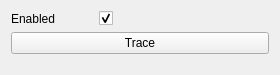
Before: the Qt Designer form include/ui/plugins/volume_rendering_toolbox.ui in VRGroupRWTH/pli_view, drawn with Qt 5.
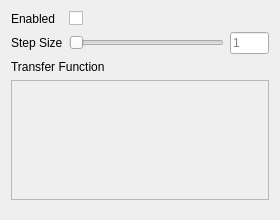
After: the same form once the commit is applied.

```diff
--- a/include/ui/plugins/volume_rendering_toolbox.ui
+++ b/include/ui/plugins/volume_rendering_toolbox.ui
@@ -7,7 +7,7 @@
     <x>0</x>
     <y>0</y>
     <width>280</width>
-    <height>75</height>
+    <height>220</height>
    </rect>
   </property>
   <property name="windowTitle">
@@ -21,7 +21,127 @@
      </property>
     </widget>
    </item>
+   <item row="0" column="1">
+    <widget class="QCheckBox" name="checkbox_enabled">
+     <property name="enabled">
+      <bool>true</bool>
+     </property>
+     <property name="sizePolicy">
+      <sizepolicy hsizetype="Preferred" vsizetype="Preferred">
+       <horstretch>0</horstretch>
+       <verstretch>0</verstretch>
+      </sizepolicy>
+     </property>
+     <property name="layoutDirection">
+      <enum>Qt::LeftToRight</enum>
+     </property>
+     <property name="text">
+      <string/>
+     </property>
+     <property name="checked">
+      <bool>false</bool>
+     </property>
+    </widget>
+   </item>
+   <item row="1" column="0">
+    <widget class="QLabel" name="label_step_size">
+     <property name="sizePolicy">
+      <sizepolicy hsizetype="Preferred" vsizetype="Preferred">
+       <horstretch>0</horstretch>
+       <verstretch>0</verstretch>
+      </sizepolicy>
+     </property>
+     <property name="text">
+      <string>Step Size</string>
+     </property>
+    </widget>
+   </item>
+   <item row="1" column="1">
+    <widget class="QSlider" name="slider_step_size">
+     <property name="sizePolicy">
+      <sizepolicy hsizetype="Preferred" vsizetype="Preferred">
+       <horstretch>4</horstretch>
+       <verstretch>0</verstretch>
+      </sizepolicy>
+     </property>
+     <property name="minimumSize">
+      <size>
+       <width>0</width>
+       <height>0</height>
+      </size>
+     </property>
+     <property name="maximum">
+      <number>1000</number>
+     </property>
+     <property name="value">
+      <number>0</number>
+     </property>
+     <property name="sliderPosition">
+      <number>0</number>
+     </property>
+     <property name="orientation">
+      <enum>Qt::Horizontal</enum>
+     </property>
+    </widget>
+   </item>
+   <item row="1" column="2">
+    <widget class="QLineEdit" name="line_edit_step_size">
+     <property name="sizePolicy">
+      <sizepolicy hsizetype="Preferred" vsizetype="Preferred">
+       <horstretch>1</horstretch>
+       <verstretch>0</verstretch>
+      </sizepolicy>
+     </property>
+     <property name="text">
+      <string/>
+     </property>
+     <property name="alignment">
+      <set>Qt::AlignLeading|Qt::AlignLeft|Qt::AlignVCenter</set>
+     </property>
+     <property name="placeholderText">
+      <string>1</string>
+     </property>
+    </widget>
+   </item>
+   <item row="2" column="0" colspan="2">
+    <widget class="QLabel" name="label_transfer_function">
+     <property name="sizePolicy">
+      <sizepolicy hsizetype="Preferred" vsizetype="Preferred">
+       <horstretch>0</horstretch>
+       <verstretch>0</verstretch>
+      </sizepolicy>
+     </property>
+     <property name="text">
+      <string>Transfer Function</string>
+     </property>
+    </widget>
+   </item>
    <item row="3" column="0" colspan="3">
+    <widget class="QFrame" name="transfer_function_frame">
+     <property name="sizePolicy">
+      <sizepolicy hsizetype="Preferred" vsizetype="Preferred">
+       <horstretch>0</horstretch>
+       <verstretch>1</verstretch>
+      </sizepolicy>
+     </property>
+     <property name="minimumSize">
+      <size>
+       <width>0</width>
+       <height>120</height>
+      </size>
+     </property>
+     <property name="frameShape">
+      <enum>QFrame::StyledPanel</enum>
+     </property>
+     <property name="frameShadow">
+      <enum>QFrame::Sunken</enum>
+     </property>
+     <property name="lineWidth">
+      <number>2</number>
+     </property>
+    </widget>
+   </item>
+   <item row="4" column="0" colspan="3">
     <spacer name="spacer_vertical">
      <property name="orientation">
       <enum>Qt::Vertical</enum>
@@ -34,32 +154,6 @@
      </property>
     </spacer>
    </item>
-   <item row="0" column="1" colspan="2">
-    <widget class="QCheckBox" name="checkbox_enabled">
-     <property name="sizePolicy">
-      <sizepolicy hsizetype="Preferred" vsizetype="Preferred">
-       <horstretch>0</horstretch>
-       <verstretch>0</verstretch>
-      </sizepolicy>
-     </property>
-     <property name="layoutDirection">
-      <enum>Qt::LeftToRight</enum>
-     </property>
-     <property name="text">
-      <string/>
-     </property>
-     <property name="checked">
-      <bool>true</bool>
-     </property>
-    </widget>
-   </item>
-   <item row="1" column="0" colspan="3">
-    <widget class="QPushButton" name="button_trace">
-     <property name="text">
-      <string>Trace</string>
-     </property>
-    </widget>
-   </item>
   </layout>
  </widget>
  <resources/>
```
